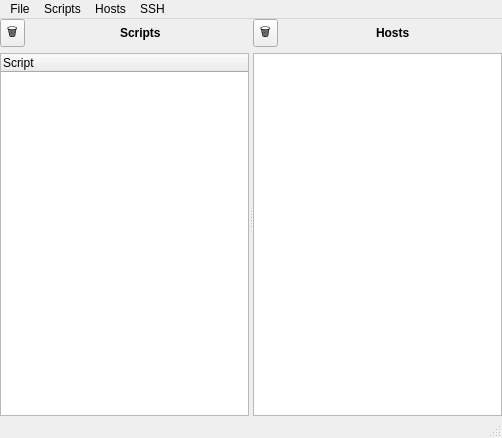
Above: ssh_helper_gui/mainwindow.ui from selairi/ssh_helper before the change. Below: the same form after it.
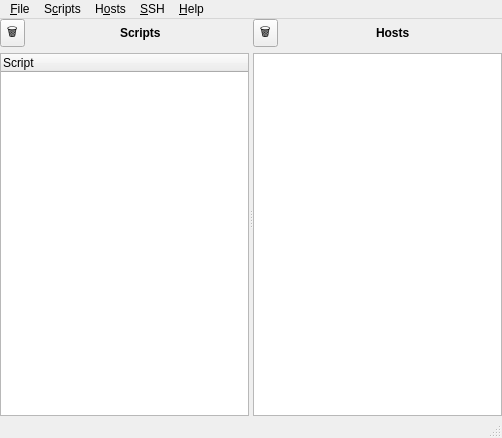
That is the form after the change.

Commit message: About menu and check libssh version.

Patch:
```diff
--- a/ssh_helper_gui/mainwindow.ui
+++ b/ssh_helper_gui/mainwindow.ui
@@ -196,7 +196,7 @@
    </property>
    <widget class="QMenu" name="menuFile">
     <property name="title">
-     <string>File</string>
+     <string>&amp;File</string>
     </property>
     <addaction name="actionNew"/>
     <addaction name="actionOpen"/>
@@ -207,7 +207,7 @@
    </widget>
    <widget class="QMenu" name="menuScripts">
     <property name="title">
-     <string>Scripts</string>
+     <string>S&amp;cripts</string>
     </property>
     <addaction name="actionNew_script"/>
     <addaction name="actionEdit_script"/>
@@ -219,7 +219,7 @@
    </widget>
    <widget class="QMenu" name="menuHosts">
     <property name="title">
-     <string>Hosts</string>
+     <string>H&amp;osts</string>
     </property>
     <addaction name="actionNewHost"/>
     <addaction name="actionDelete_host"/>
@@ -230,14 +230,22 @@
    </widget>
    <widget class="QMenu" name="menuSSH">
     <property name="title">
-     <string>SSH</string>
+     <string>&amp;SSH</string>
     </property>
     <addaction name="actionRun"/>
    </widget>
+   <widget class="QMenu" name="menuHelp">
+    <property name="title">
+     <string>&amp;Help</string>
+    </property>
+    <addaction name="actionAbout"/>
+    <addaction name="actionAbout_Qt"/>
+   </widget>
    <addaction name="menuFile"/>
    <addaction name="menuScripts"/>
    <addaction name="menuHosts"/>
    <addaction name="menuSSH"/>
+   <addaction name="menuHelp"/>
   </widget>
   <widget class="QStatusBar" name="statusbar"/>
   <action name="actionNew">
```
Left out of the diff: 20 changed lines with no effect on the pictures. The commit also changes 3 other files.
